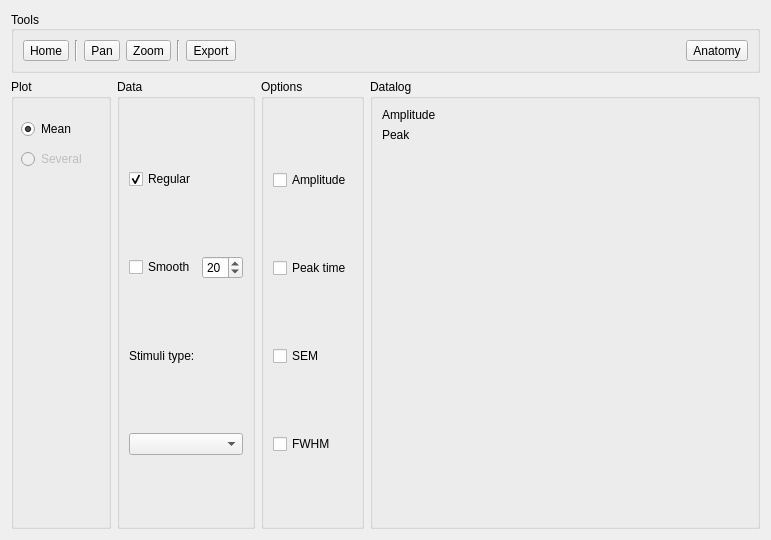
Before: the Qt Designer form src/ui/custom_plot.ui in pfechd/jabe, drawn with Qt 5.
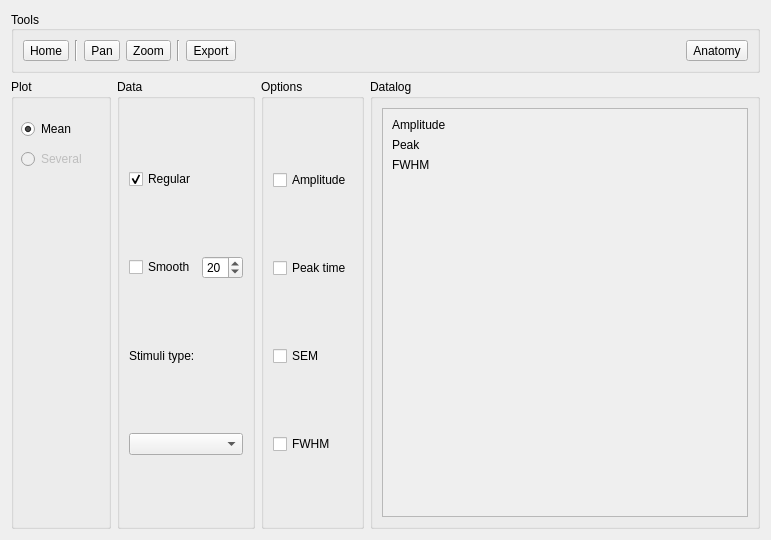
After: the same form once the commit is applied.

Commit message:
Make fwhm use remade smoothing
One problem with text the first time it is generated.
Once a fiend is added och something changet it works properly

```diff
--- a/src/ui/custom_plot.ui
+++ b/src/ui/custom_plot.ui
@@ -287,6 +287,21 @@
        </property>
        <layout class="QVBoxLayout" name="verticalLayout">
         <item>
+         <widget class="QScrollArea" name="scrollArea">
+          <property name="widgetResizable">
+           <bool>true</bool>
+          </property>
+          <widget class="QWidget" name="scrollAreaWidgetContents">
+           <property name="geometry">
+            <rect>
+             <x>0</x>
+             <y>0</y>
+             <width>307</width>
+             <height>384</height>
+            </rect>
+           </property>
+           <layout class="QGridLayout" name="gridLayout_2">
+            <item row="0" column="0">
          <layout class="QHBoxLayout" name="horizontalLayout_5">
           <item>
            <layout class="QVBoxLayout" name="verticalLayout_3">
@@ -310,6 +325,13 @@
               </property>
              </widget>
             </item>
+                <item>
+                 <widget class="QLabel" name="fwhm_label">
+                  <property name="text">
+                   <string>FWHM</string>
+                  </property>
+                 </widget>
+                </item>
             <item>
              <spacer name="verticalSpacer">
               <property name="orientation">
@@ -317,8 +339,8 @@
               </property>
               <property name="sizeHint" stdset="0">
                <size>
-                <width>20</width>
-                <height>40</height>
+                    <width>17</width>
+                    <height>181</height>
                </size>
               </property>
              </spacer>
@@ -339,6 +361,12 @@
            </spacer>
           </item>
          </layout>
+            </item>
+           </layout>
+           <zorder>layoutWidget</zorder>
+           <zorder>amp_label</zorder>
+          </widget>
+         </widget>
         </item>
        </layout>
       </widget>
```
Lines whose indentation alone changed are shown as unchanged. The commit also changes 2 other files.
